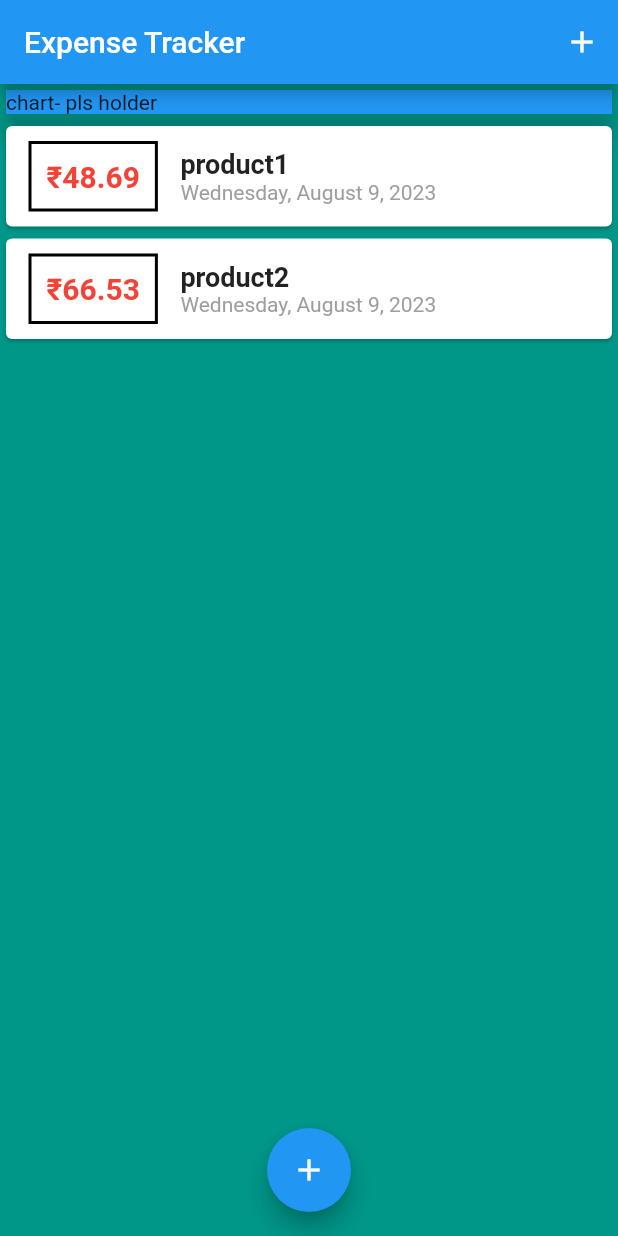
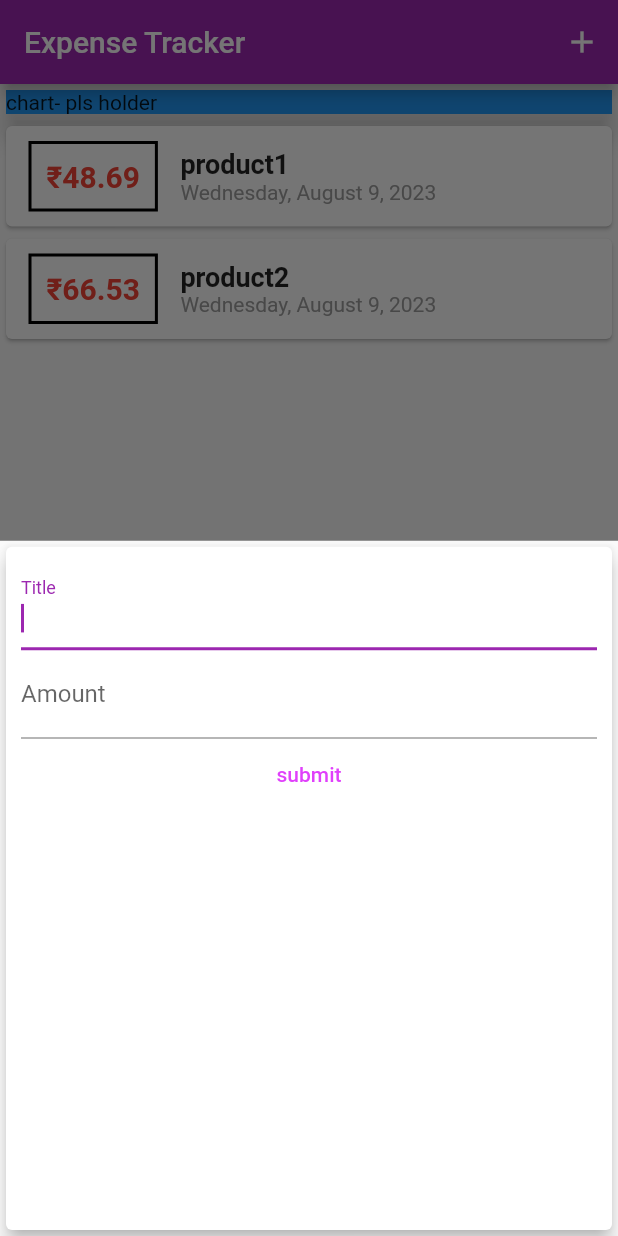
Before and after one commit to kevinpaul468/expense_tracker, a Flutter app: the screen it shows after launch, after a tap on the "add" icon, on a phone screen of 412 x 824 dp. Run offline on Flutter 3.47's test engine with Material 2 defaults, Android fonts, the phone set to English and light mode, and no system bars.

Commit message:
added bottom sheet

```diff
--- a/lib/main.dart
+++ b/lib/main.dart
@@ -5,7 +5,16 @@ import 'package:flutter/material.dart';
 import './models/transaction.dart';
 
 void main(){
-  runApp(MyApp());
+  runApp(
+      MaterialApp(
+        title: "Expense Tracker",
+          home :MyApp(),
+        debugShowCheckedModeBanner: false,
+        theme: ThemeData(
+          primarySwatch: Colors.purple,
+          secondaryHeaderColor: Colors.amber,
+        )
+      ));
 }
 
 class MyApp extends StatefulWidget {
@@ -35,6 +44,7 @@ class _MyAppState extends State<MyApp> {
 
   void _startAddNewTransaction(BuildContext ctx){
     showModalBottomSheet(context: ctx, builder: (bctx){
+      print("entered _startAddNewTransaction");
       return GestureDetector(
         onTap: (){},
         child: NewTransaction(_addNewTransaction),
@@ -47,14 +57,9 @@ class _MyAppState extends State<MyApp> {
 
   @override
   Widget build(BuildContext context) {
-    return
-        MaterialApp(
-          debugShowCheckedModeBanner: false,
-          home: Scaffold(
-            backgroundColor: Colors.teal,
+    return Scaffold(
             appBar: AppBar(
               title: Text("Expense Tracker"),
-              backgroundColor: Colors.blue,
               actions: [
                 IconButton(onPressed: () => _startAddNewTransaction(context), icon: Icon(Icons.add))
               ],
@@ -85,7 +90,7 @@ class _MyAppState extends State<MyApp> {
                 Icons.add
               ),
             ),
-          ),
+
     );
   }
 }
--- a/lib/widgets/newtransactions.dart
+++ b/lib/widgets/newtransactions.dart
@@ -1,12 +1,19 @@
 import 'package:flutter/material.dart';
 
-class NewTransaction extends StatelessWidget {
+class NewTransaction extends StatefulWidget {
 
    final Function addtx;
+
+   NewTransaction( this.addtx );
+
+  @override
+  State<NewTransaction> createState() => _NewTransactionState();
+}
+
+class _NewTransactionState extends State<NewTransaction> {
    final titleController = TextEditingController();
+
    final amountController = TextEditingController();
-
-   NewTransaction( this.addtx);
 
    void submitdata(){
      final enteredTitle = titleController.text;
@@ -14,10 +21,9 @@ class NewTransaction extends StatelessWidget {
 
      if (enteredTitle.isEmpty || enteredAmount <= 0)
        return;
-     addtx(titleController.text ,
+     widget.addtx(titleController.text ,
          double.parse(amountController.text));
    }
-
 
   @override
   Widget build(BuildContext context) {
```
Also changed, not shown: 5 other files.
